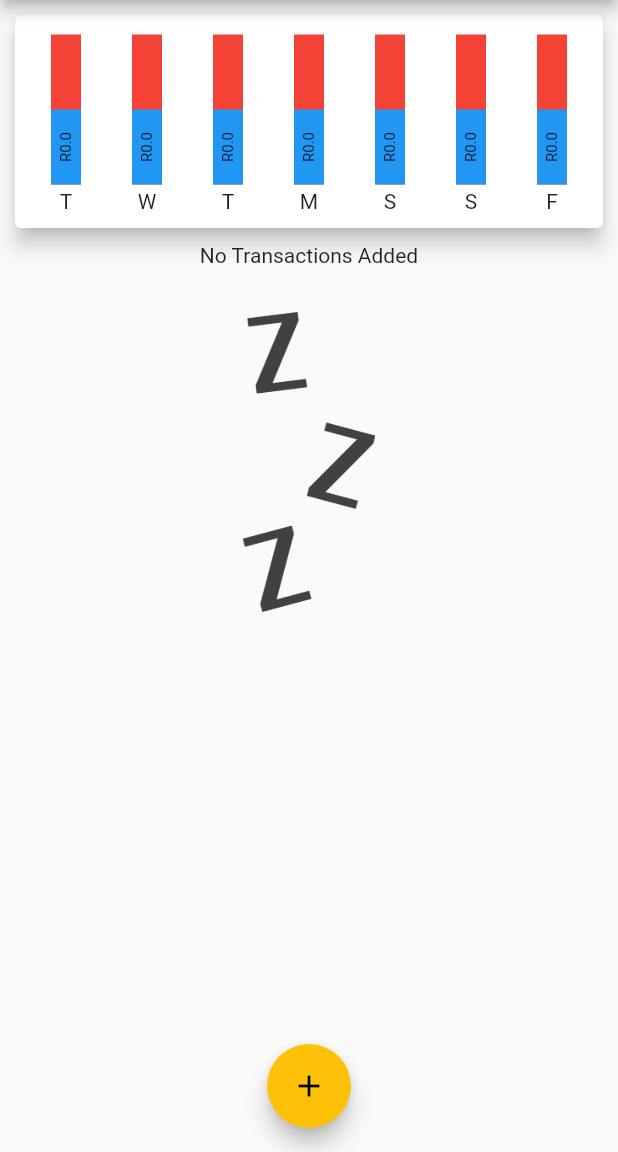
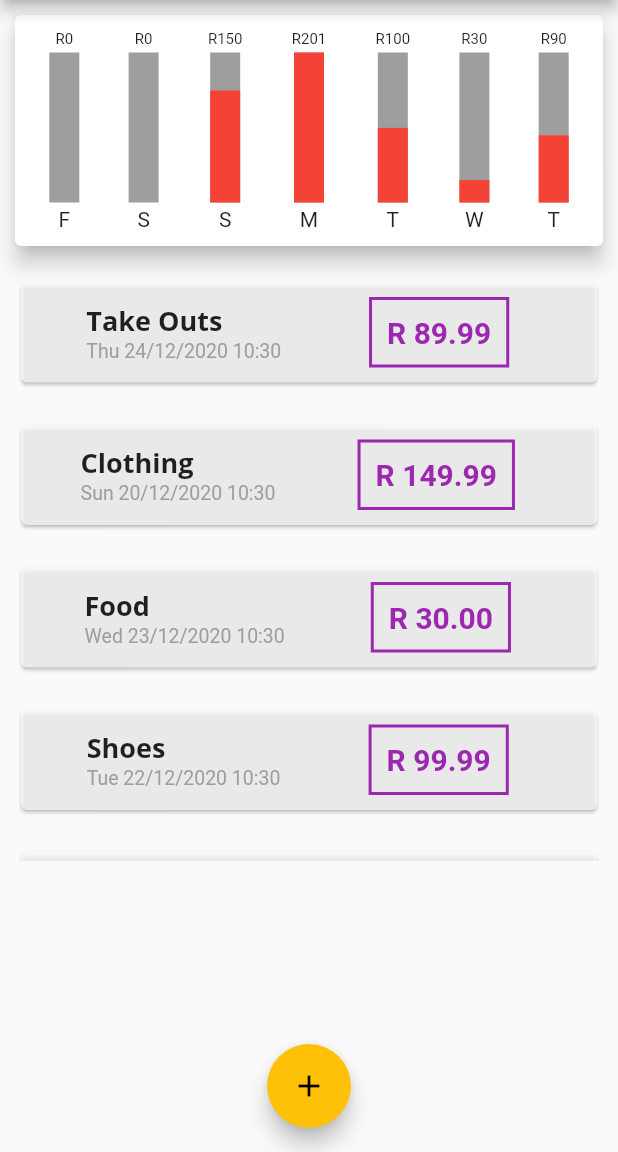
Before and after one commit to djoshua21/personal-expenses-app, a Flutter app: the screen it shows after launch, on a phone screen of 412 x 824 dp, the part 84-1236 px from its top. Run offline on Flutter 3.47's test engine with Material 2 defaults, Android fonts, the phone set to English and light mode, and no system bars.

Commit message:
Chart Updated to show value above (no limit for value) Reversed Order of days so that the bars show from the newest/today is on the right and the oldest is on the left.

```diff
--- a/lib/main.dart
+++ b/lib/main.dart
@@ -39,18 +39,33 @@ class HomePage extends StatefulWidget {
 
 class _HomePageState extends State<HomePage> {
   final List<Transaction> _userTransaction = [
-    // Transaction(
-    //   id: 't1',
-    //   title: 'Take Outs',
-    //   amount: 89.99,
-    //   date: DateTime.now(),
-    // ),
-    // Transaction(
-    //   id: 't2',
-    //   title: 'Clothing',
-    //   amount: 405.50,
-    //   date: DateTime.now(),
-    // ),
+    Transaction(
+      id: 't1',
+      title: 'Take Outs',
+      amount: 89.99,
+      date: DateTime.now(),
+    ),
+    Transaction(
+      id: 't2',
+      title: 'Clothing',
+      amount: 149.99,
+      date: DateTime.now().subtract(Duration(days: 4)),
+    ),Transaction(
+      id: 't3',
+      title: 'Food',
+      amount: 30.0,
+      date: DateTime.now().subtract(Duration(days: 1)),
+    ),Transaction(
+      id: 't4',
+      title: 'Shoes',
+      amount: 99.99,
+      date: DateTime.now().subtract(Duration(days: 2)),
+    ),Transaction(
+      id: 't5',
+      title: 'TV',
+      amount: 200.99,
+      date: DateTime.now().subtract(Duration(days: 3)),
+    ),
   ];
 
   List<Transaction> get _recentTransactions {
--- a/lib/widgets/bars.dart
+++ b/lib/widgets/bars.dart
@@ -3,31 +3,35 @@ import 'package:flutter/material.dart';
 
 class Bar extends StatelessWidget {
   final double amount;
+  final int maximum;
+  final String day;
 
-  Bar(this.amount);
+  Bar(this.amount, this.maximum, this.day);
 
   @override
   Widget build(BuildContext context) {
     return Container(
+      margin: EdgeInsets.all(10),
+      child: Column(
+        children: <Widget>[
+          Text(
+            'R${amount.toStringAsFixed(0)}',
+            style: TextStyle(fontSize: 10),
+          ),
+          Container(
             margin: EdgeInsets.symmetric(vertical: 3),
             height: 100,
-      color: Colors.red,
+            color: Colors.grey,
             alignment: Alignment.bottomCenter,
-
             child: Container(
               alignment: Alignment.center,
-        height: 50,
+              height: (amount / maximum * 100),
               width: 20,
-        // color: Colors.blue,
-        decoration: BoxDecoration(color: Colors.blue),
-
-        child: RotatedBox(
-          quarterTurns: 3,
-          child: Text(
-            'R${amount.toString()}',
-            style: TextStyle(fontSize: 10),
+              color: Colors.red,
             ),
           ),
+          Text(day),
+        ],
       ),
     );
   }
--- a/lib/widgets/chart.dart
+++ b/lib/widgets/chart.dart
@@ -37,11 +37,20 @@ class Chart extends StatelessWidget {
     });
   }
 
-  //static const spendLimit = 1000;
+  int maxVal(thing) {
+    var highest = 150;
+    for (var item in thing) {
+      if (item['amount'] > highest) {
+        highest = item['amount'].round();
+      }
+    }
+    return highest;
+  }
 
   @override
   Widget build(BuildContext context) {
-    // print(groupedTransactionValues);
+    final max = maxVal(groupedTransactionValues);
+
     return Container(
       child: Card(
         elevation: 6,
@@ -49,17 +58,11 @@ class Chart extends StatelessWidget {
         child: Row(
           mainAxisAlignment: MainAxisAlignment.spaceEvenly,
           children: <Widget>[
-            ...groupedTransactionValues.map((data) {
-              return Container(
-                margin: EdgeInsets.all(10),
-                child: Column(
-                  children: <Widget>[
-                    Bar(data['amount']),
-                    Text(data['day'])
-                  ],
-                ),
-              );
-            }).toList()
+            ...groupedTransactionValues
+                .map((data) {
+                  return Bar(data['amount'], max, data['day']);
+                }).toList().reversed
+            // this is to reverse the order of the bars so that the most recent is on the left
           ],
         ),
       ),
```
Lines whose indentation alone changed are shown as unchanged.
